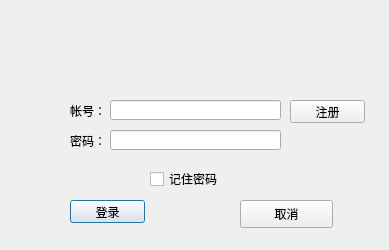
This is FileManagement/Login.ui in hhyvs111/FileManagement as Qt 5 draws it before an edit. The edited form follows.
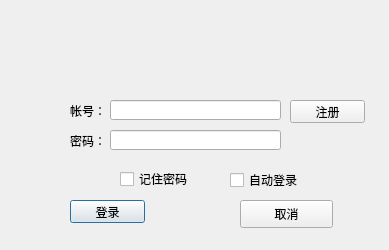
This is the edited form.

The edit to the form file:
```diff
--- a/FileManagement/Login.ui
+++ b/FileManagement/Login.ui
@@ -101,7 +101,7 @@
   <widget class="QCheckBox" name="rem_pw">
    <property name="geometry">
     <rect>
-     <x>150</x>
+     <x>120</x>
      <y>170</y>
      <width>83</width>
      <height>18</height>
@@ -111,6 +111,19 @@
     <string>记住密码</string>
    </property>
   </widget>
+  <widget class="QCheckBox" name="auto_login">
+   <property name="geometry">
+    <rect>
+     <x>230</x>
+     <y>170</y>
+     <width>81</width>
+     <height>20</height>
+    </rect>
+   </property>
+   <property name="text">
+    <string>自动登录</string>
+   </property>
+  </widget>
  </widget>
  <resources/>
  <connections>
```
Left out of the diff: 16 changed lines with no effect on the pictures.
